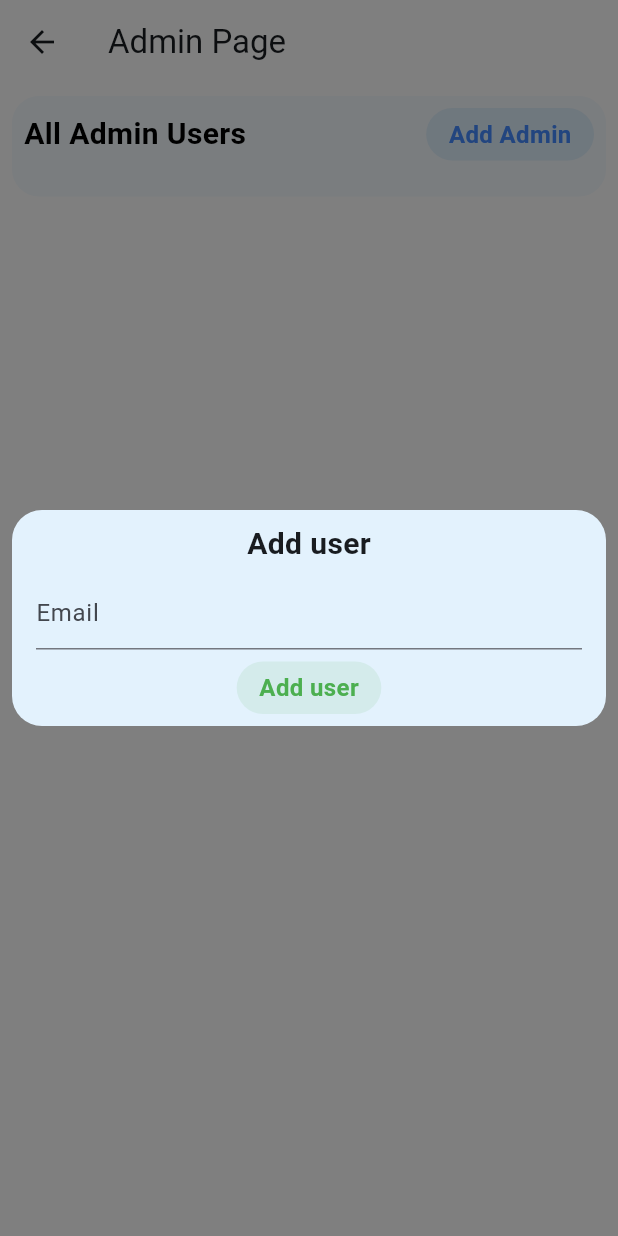
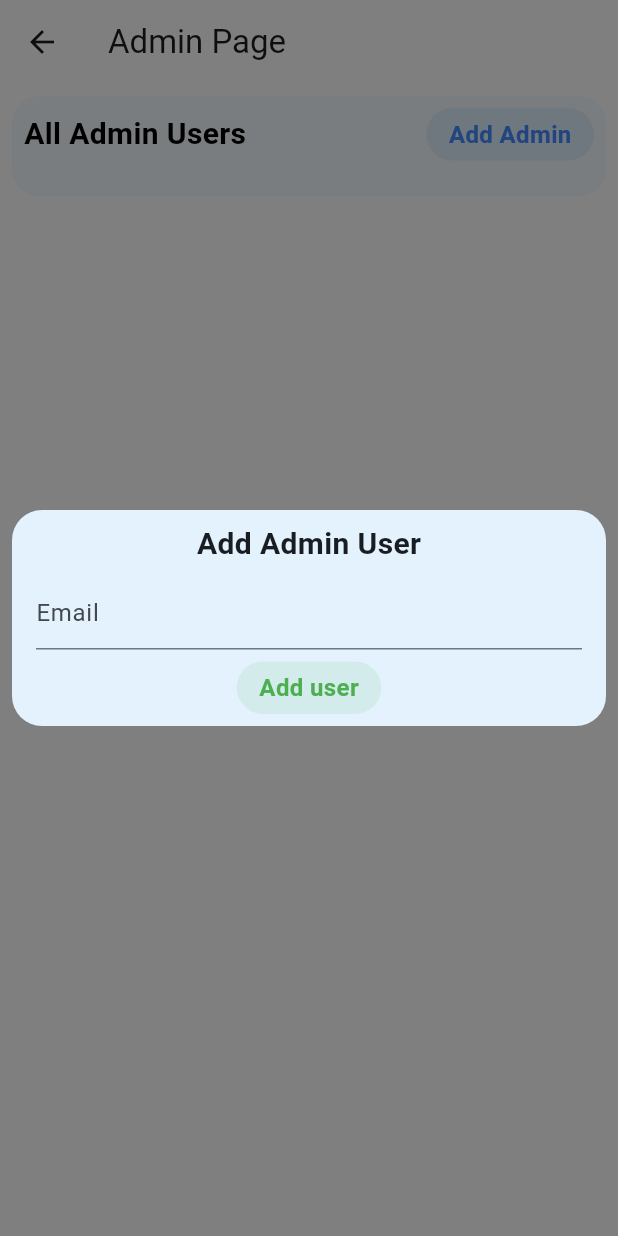
Before and after one commit to SKGEzhil/club-app-flutter, a Flutter app: the AdminPage screen opened directly, after a tap on "Add Admin", on a phone screen of 412 x 824 dp. Run offline on Flutter 3.47's test engine with Material 3 defaults, Android fonts, the phone set to English and light mode, and no system bars; our stand-ins replace cached_network_image, carousel_slider, firebase_core, firebase_messaging, flutter_local_notifications, get and 3 more; missing offline and left inert: aws_client, aws_s3_upload_lite; accounts and stored records are empty; generated files the repository leaves out were written again; network calls fail.

Commit message:
Updated few things - Added club info page - modified admin_list_widget.dart to user_list_widget.dart to use same widget with club info page - modified add_admin_dialogue.dart to add_user_dialogue.dart to use same widget with club info page - some UI changes

```diff
--- a/lib/screens/admin_page.dart
+++ b/lib/screens/admin_page.dart
@@ -3,7 +3,7 @@ import 'package:flutter/material.dart';
 import '../controllers/admin_controller.dart';
 import 'package:get/get.dart';
 
-import '../widgets/admin_list_widget.dart';
+import '../widgets/user_list_widget.dart';
 
 class AdminPage extends StatelessWidget {
   AdminPage({super.key});
@@ -14,7 +14,7 @@ class AdminPage extends StatelessWidget {
       appBar: AppBar(
         title: const Text('Admin Page'),
       ),
-      body: AdminListWidget()
+      body: UserListWidget(type: 'admin',)
     );
   }
 }
--- a/lib/widgets/add_admin_dialogue.dart
+++ /dev/null
@@ -1,70 +0,0 @@
-import 'package:flutter/material.dart';
-import 'package:get/get.dart';
-import '../controllers/admin_controller.dart';
-import 'button_widget.dart';
-
-class AddAdminDialogue extends StatelessWidget {
-  AddAdminDialogue({
-    super.key
-  });
-
-  final adminController = Get.put(AdminController());
-  final emailController = TextEditingController();
-
-  void addUser(context){
-    adminController.updateUserRole(context,
-        emailController.text, "admin");
-    Navigator.pop(context);
-  }
-
-  @override
-  Widget build(BuildContext context) {
-    return Center(
-        child: Padding(
-          padding: const EdgeInsets.all(8.0),
-          child: Material(
-            color: Colors.transparent,
-            child: Container(
-              decoration: BoxDecoration(
-                color: Colors.blue.shade50,
-                borderRadius: BorderRadius.circular(
-                    20),
-              ),
-              child: Padding(
-                padding: const EdgeInsets.all(8.0),
-                child: Column(
-                  mainAxisSize: MainAxisSize.min,
-                  children: [
-                    const Text('Add user',
-                      style: TextStyle(
-                          fontSize: 20,
-                          fontWeight: FontWeight
-                              .bold),
-                    ),
-                    Padding(
-                      padding: const EdgeInsets.all(
-                          8.0),
-                      child: TextField(
-                        controller: emailController,
-                        decoration: const InputDecoration(
-                          hintText: 'Email',
-                        ),
-                      ),
-                    ),
-
-                    ButtonWidget(
-                      onPressed: () => addUser(context),
-                      buttonText: 'Add user',
-                      textColor: Colors.green,
-                      buttonColor: Colors.green.withOpacity(0.1),
-                    ),
-
-                  ],
-                ),
-              ),
-            ),
-          ),
-        )
-    );
-  }
-}
--- /dev/null
+++ b/lib/widgets/add_user_dialogue.dart
@@ -0,0 +1,72 @@
+import 'package:flutter/material.dart';
+import 'package:get/get.dart';
+import '../controllers/admin_controller.dart';
+import '../controllers/clubs_controller.dart';
+import 'button_widget.dart';
+
+class AddUserDialogue extends StatelessWidget {
+  AddUserDialogue({super.key, this.clubId, required this.type});
+
+  final adminController = Get.put(AdminController());
+  final clubsController = Get.put(ClubsController());
+  final emailController = TextEditingController();
+
+  final clubId;
+  final String type;
+
+  void addAdminUser(context) {
+    adminController.updateUserRole(context, emailController.text, "admin");
+    Navigator.pop(context);
+  }
+
+  void addClubUser(context) {
+    clubsController.addUserToClub(context, clubId, emailController.text);
+    Navigator.pop(context);
+  }
+
+  @override
+  Widget build(BuildContext context) {
+    return Center(
+        child: Padding(
+      padding: const EdgeInsets.all(8.0),
+      child: Material(
+        color: Colors.transparent,
+        child: Container(
+          decoration: BoxDecoration(
+            color: Colors.blue.shade50,
+            borderRadius: BorderRadius.circular(20),
+          ),
+          child: Padding(
+            padding: const EdgeInsets.all(8.0),
+            child: Column(
+              mainAxisSize: MainAxisSize.min,
+              children: [
+                Text(
+                  type == 'admin' ? 'Add Admin User' : 'Add Club User',
+                  style: TextStyle(fontSize: 20, fontWeight: FontWeight.bold),
+                ),
+                Padding(
+                  padding: const EdgeInsets.all(8.0),
+                  child: TextField(
+                    controller: emailController,
+                    decoration: const InputDecoration(
+                      hintText: 'Email',
+                    ),
+                  ),
+                ),
+                ButtonWidget(
+                  onPressed: () => type == 'admin'
+                      ? addAdminUser(context)
+                      : addClubUser(context),
+                  buttonText: 'Add user',
+                  textColor: Colors.green,
+                  buttonColor: Colors.green.withOpacity(0.1),
+                ),
+              ],
+            ),
+          ),
+        ),
+      ),
+    ));
+  }
+}
--- a/lib/widgets/club_list_tile.dart
+++ b/lib/widgets/club_list_tile.dart
@@ -33,7 +33,11 @@ class ClubListTile extends StatelessWidget {
           ),
           title: Text(club.name,
               style: TextStyle(color: Colors.black)),
-          subtitle: Text(club.description, style: TextStyle(
+          subtitle: Text(
+              club.description,
+              maxLines: 1,
+              overflow: TextOverflow.ellipsis,
+              style: TextStyle(
               color: Colors.black.withOpacity(0.5))),
         ),
       ),
--- a/lib/widgets/admin_list_widget.dart
+++ b/lib/widgets/user_list_widget.dart
@@ -2,28 +2,38 @@ import 'package:club_app/widgets/button_widget.dart';
 import 'package:flutter/material.dart';
 import 'package:get/get.dart';
 import '../controllers/admin_controller.dart';
-import 'add_admin_dialogue.dart';
+import '../controllers/clubs_controller.dart';
+import 'add_user_dialogue.dart';
 
-class AdminListWidget extends StatelessWidget {
-  AdminListWidget({
-    super.key,
+class UserListWidget extends StatelessWidget {
+  UserListWidget({
+    super.key, required this.type, this.clubId,
   });
 
   final adminController = Get.put(AdminController());
+  final clubsController = Get.put(ClubsController());
 
-  void removeUser(context, index){
+  final clubId;
+  final String type;
+
+  void removeAdminUser(context, index){
     adminController.updateUserRole(context,
         adminController.adminUsers[index]
             .email, "user");
   }
 
+  void removeClubUser(context, index){
+    clubsController.removeUserFromClub(context, clubId,
+        clubsController.clubList.where((club) => club.id == clubId).first.members[index].email);
+  }
+
   void showAddUserDialogue(context){
     showGeneralDialog(
         barrierDismissible: true,
-        barrierLabel: "Add admin",
+        barrierLabel: type == 'admin' ? 'Add Admin User' : 'Add Club User',
         context: context,
         pageBuilder: (context, _, __) =>
-            AddAdminDialogue()
+            AddUserDialogue(type: type, clubId: clubId,)
     );
   }
 
@@ -45,8 +55,7 @@ class AdminListWidget extends StatelessWidget {
                   Expanded(
                     child: Padding(
                       padding: const EdgeInsets.fromLTRB(8, 0, 8, 0),
-                      child: Text(
-                        'All Admin Users',
+                      child: Text(type == 'admin' ? 'All Admin Users' : 'All Club Members',
                         style: TextStyle(
                             color: Colors.black,
                             fontSize: 20,
@@ -58,7 +67,7 @@ class AdminListWidget extends StatelessWidget {
                     padding: const EdgeInsets.all(8.0),
                     child: ButtonWidget(
                       onPressed: () => showAddUserDialogue(context),
-                      buttonText: 'Add Admin',
+                      buttonText: type == 'admin' ? 'Add Admin' : 'Add Member',
                       textColor: Colors.blueAccent,
                       buttonColor: Colors.blue.withOpacity(0.1),
                     ),
@@ -76,8 +85,13 @@ class AdminListWidget extends StatelessWidget {
                     thickness: 5,
                     child: ListView.builder(
                       shrinkWrap: true,
-                      itemCount: adminController.adminUsers.length,
+                      itemCount: type == 'admin' ? adminController.adminUsers.length :
+                      clubsController.clubList.where((club) => club.id == clubId).first.members.length,
                       itemBuilder: (context, index) {
+
+                        final user = type == 'admin' ? adminController.adminUsers[index] :
+                        clubsController.clubList.where((club) => club.id == clubId).first.members[index];
+
                         return Padding(
                           padding: const EdgeInsets.only(top: 8.0),
                           child: Container(
@@ -94,15 +108,13 @@ class AdminListWidget extends StatelessWidget {
                                           .start,
                                       children: [
                                         Text(
-                                          adminController.adminUsers[index]
-                                              .name,
+                                          user.name,
                                           style: TextStyle(
                                               fontSize: 18,
                                               fontWeight: FontWeight.bold),
                                         ),
                                         Text(
-                                          adminController.adminUsers[index]
-                                              .email,
+                                          user.email,
                                           style: TextStyle(
                                               fontSize: 14,
                                               color: Colors.black.withOpacity(
@@ -112,7 +124,7 @@ class AdminListWidget extends StatelessWidget {
                                     ),
                                   ),
                                   ButtonWidget(
-                                    onPressed: () => removeUser(context, index),
+                                    onPressed: () => type == 'admin' ? removeAdminUser(context, index) : removeClubUser(context, index),
                                     buttonText: 'Remove',
                                     textColor: Colors.redAccent,
                                     buttonColor: Colors.redAccent.withOpacity(0.1),
```
Also changed, not shown: lib/controllers/clubs_controller.dart (+9 -0 lines), lib/screens/club_info_page.dart (+98 -0 lines), lib/screens/club_page.dart (+33 -14 lines), lib/utils/server_utils.dart (+101 -0 lines), lib/widgets/bottom_message_bar.dart (+29 -7 lines).
